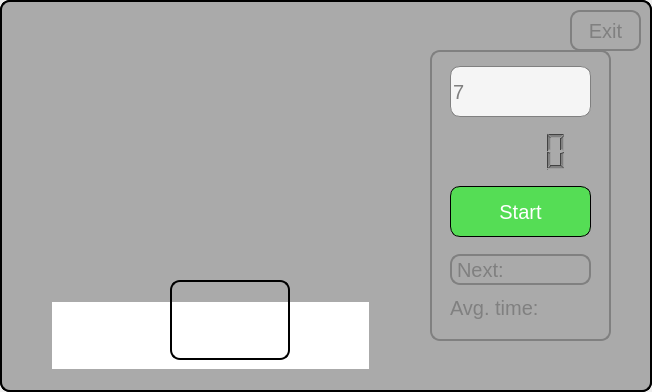
Qt form sulte.ui (off-border/ShulteQt) before a commit.
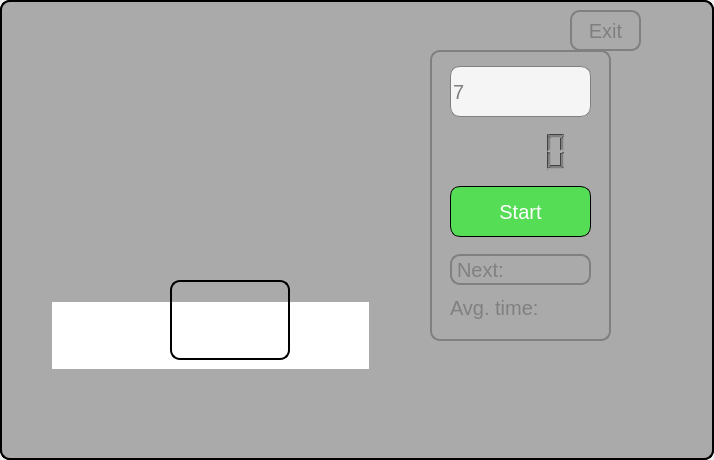
The same form after that commit. Custom widgets are drawn as their Qt base class.

The edit to the form file:
```diff
--- a/sulte.ui
+++ b/sulte.ui
@@ -6,8 +6,8 @@
    <rect>
     <x>0</x>
     <y>0</y>
-    <width>652</width>
-    <height>392</height>
+    <width>714</width>
+    <height>460</height>
    </rect>
   </property>
   <property name="cursor">
```
